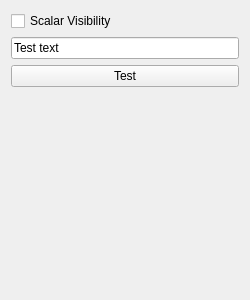
tartarini/MAF3, file Examples/SimpleApp/mafOperationSimpleApp.ui: the form before one commit.
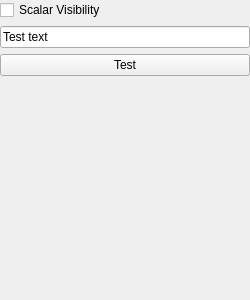
The form after the commit.

Commit message: Updated margins in main layout.

The edit to the form file:
```diff
--- a/Examples/SimpleApp/mafOperationSimpleApp.ui
+++ b/Examples/SimpleApp/mafOperationSimpleApp.ui
@@ -26,6 +26,9 @@
    <string>Demo Operation</string>
   </property>
   <layout class="QVBoxLayout" name="verticalLayout_2">
+   <property name="margin">
+    <number>0</number>
+   </property>
    <item>
     <layout class="QVBoxLayout" name="verticalLayout">
      <property name="sizeConstraint">
```
The commit also changes 2 other files.
